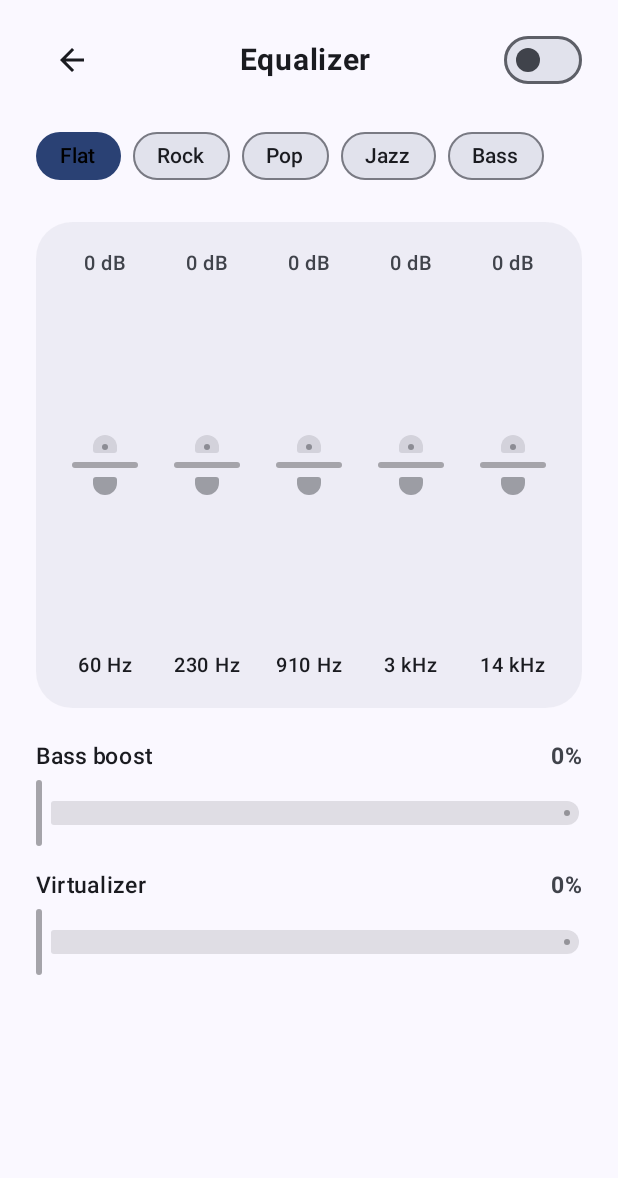
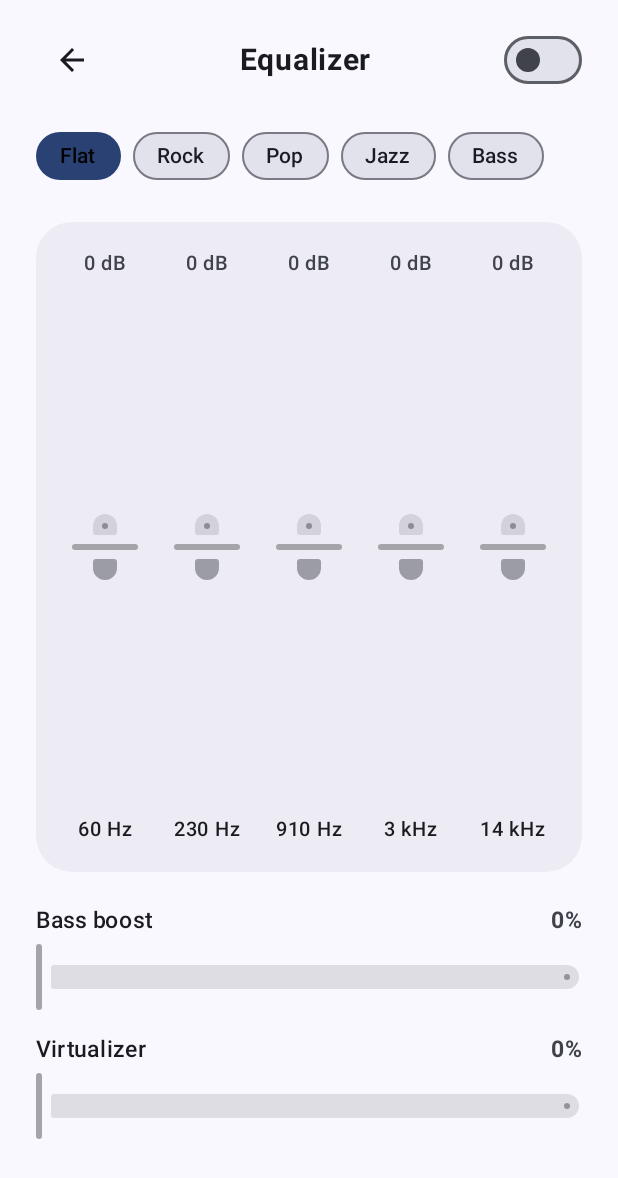
Before and after one commit to nitinjangra/sonic-canvas, an Android app built with Jetpack Compose: the composable EqualizerScreen shown on its own in the app's theme, on a phone screen of 412 x 824 dp. Shown: the top 1178 px of the screen. Run offline under Robolectric (Android 15) with nearby library versions, the phone set to English and light mode, and no system bars; our stand-ins replace Dagger/Hilt's generated code; 1 statement that could not run was skipped.

Commit message:
feat(equalizer): set equalizer vertical slider height to 40% of viewport height for effortless touch adjustment

```diff
--- a/app/src/main/java/com/pixelpushers/sonixa/ui/equalizer/EqualizerScreen.kt
+++ b/app/src/main/java/com/pixelpushers/sonixa/ui/equalizer/EqualizerScreen.kt
@@ -35,6 +35,7 @@ import androidx.compose.ui.draw.clip
 import androidx.compose.ui.graphics.Color
 import androidx.compose.ui.graphics.graphicsLayer
 import androidx.compose.ui.hapticfeedback.HapticFeedbackType
+import androidx.compose.ui.platform.LocalConfiguration
 import androidx.compose.ui.platform.LocalHapticFeedback
 import androidx.compose.ui.text.font.FontWeight
 import androidx.compose.ui.unit.dp
@@ -160,6 +161,9 @@ fun EqualizerScreen(
 
             Spacer(modifier = Modifier.height(20.dp))
 
+            val screenHeight = LocalConfiguration.current.screenHeightDp.dp
+            val sliderTrackHeight = screenHeight * 0.4f
+
             // 5-Band Equalizer Card with Vertical Sliders
             Box(
                 modifier = Modifier
@@ -193,8 +197,8 @@ fun EqualizerScreen(
 
                             Box(
                                 modifier = Modifier
-                                    .width(44.dp)
-                                    .height(220.dp),
+                                    .width(48.dp)
+                                    .height(sliderTrackHeight),
                                 contentAlignment = Alignment.Center
                             ) {
                                 Slider(
@@ -211,8 +215,8 @@ fun EqualizerScreen(
                                         inactiveTrackColor = MaterialTheme.colorScheme.background
                                     ),
                                     modifier = Modifier
-                                        .width(220.dp)
-                                        .height(44.dp)
+                                        .width(sliderTrackHeight)
+                                        .height(48.dp)
                                         .graphicsLayer(rotationZ = -90f)
                                 )
                             }
```
